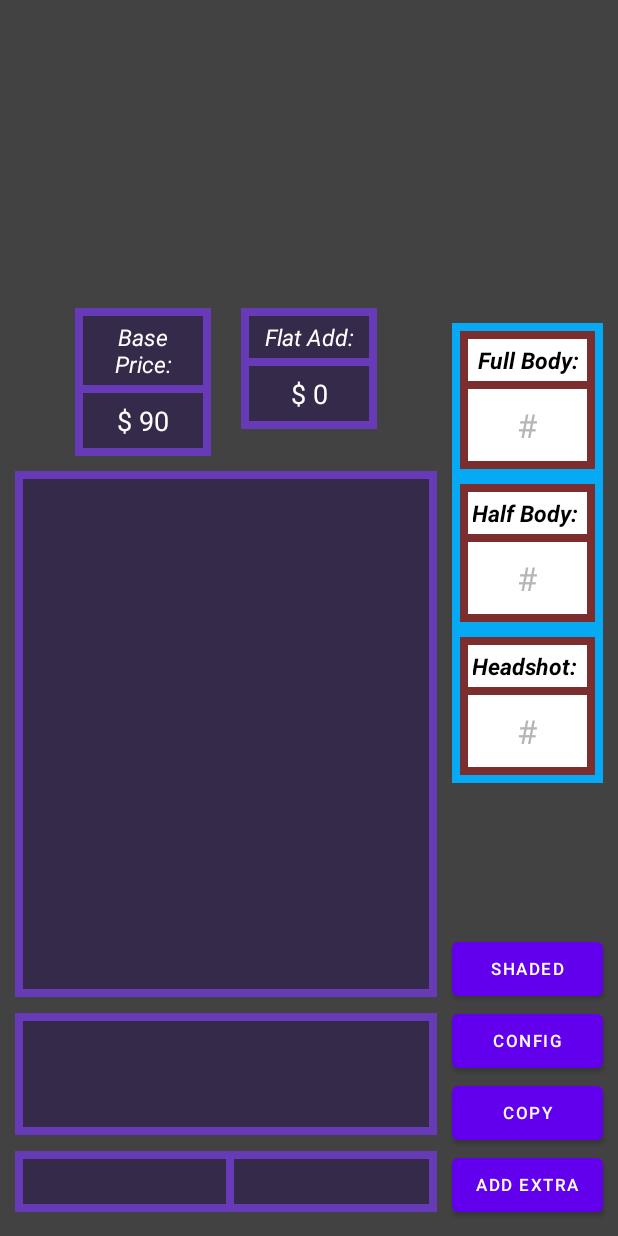
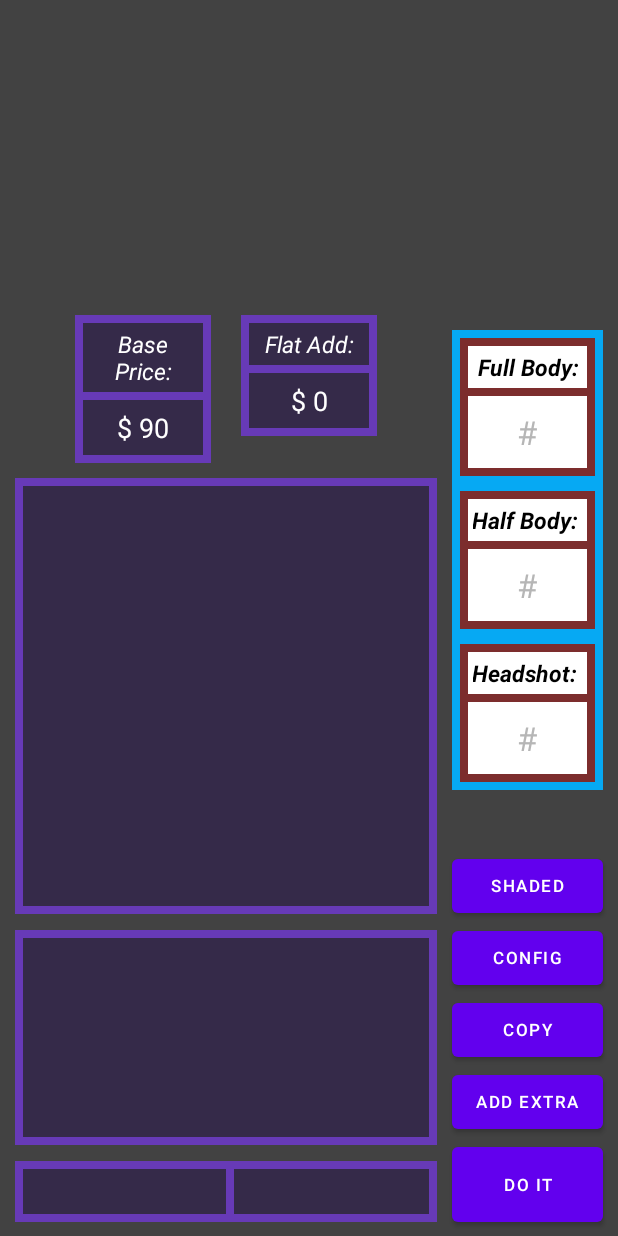
Before and after one commit to CJtr2/SharpComissionCalc, an Android app: the screen it shows after launch (MainActivity), on a phone screen of 412 x 824 dp. Run offline under Robolectric (Android 15) with nearby library versions, the phone set to English and light mode, and no system bars.

Commit message:
-More User Feedback UI changes

```diff
--- a/app/src/main/res/layout/activity_main.xml
+++ b/app/src/main/res/layout/activity_main.xml
@@ -133,10 +133,9 @@
         android:id="@+id/addExtraBtn"
         android:layout_width="wrap_content"
         android:layout_height="wrap_content"
+        android:layout_above="@id/calcBtn"
         android:layout_alignParentEnd="true"
-        android:layout_alignParentBottom="true"
         android:layout_marginEnd="10dp"
-        android:layout_marginBottom="10dp"
         android:text="Add Extra"
         android:textSize="11sp" />
 
@@ -144,13 +143,15 @@
         android:id="@+id/calcBtn"
         android:layout_width="wrap_content"
         android:layout_height="wrap_content"
-        android:layout_alignParentBottom="false"
-        android:layout_marginBottom="10dp"
+        android:layout_alignStart="@id/addExtraBtn"
+        android:layout_alignEnd="@id/addExtraBtn"
+        android:layout_alignParentBottom="true"
+        android:layout_marginBottom="3dp"
         android:paddingTop="17dp"
         android:paddingBottom="17dp"
         android:text="Do It"
         android:textSize="11sp"
-        android:visibility="invisible" />
+        android:visibility="visible" />
 
     <RelativeLayout
         android:id="@+id/pricesContainer"
@@ -193,7 +194,7 @@
         android:layout_alignStart="@id/configBtn"
         android:layout_alignEnd="@id/configBtn"
         android:layout_marginTop="10dp"
-        android:layout_marginBottom="100dp"
+        android:layout_marginBottom="40dp"
         android:background="#06A9F3"
         android:padding="5dp">
 
@@ -357,7 +358,7 @@
         android:id="@+id/finalPriceContainer"
         android:layout_width="wrap_content"
         android:layout_height="wrap_content"
-        android:layout_alignBottom="@id/addExtraBtn"
+        android:layout_alignBottom="@id/calcBtn"
         android:layout_alignParentStart="true"
         android:layout_marginStart="10dp"
         android:layout_marginTop="5dp"
```
Also changed, not shown: app/src/main/java/com/example/comissioncalc/MainActivity.java (+18 -18 lines).
